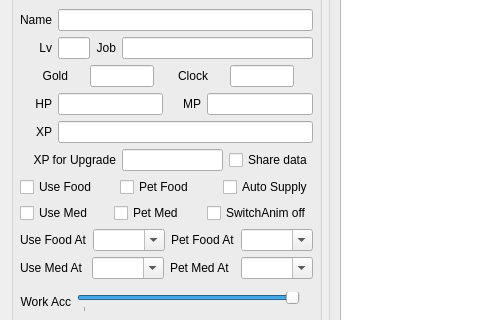
The window that CGAssistant/playerform.ui (hzqst/CGAssistant) describes before a commit, drawn with Qt 5; both pictures show x 0 to 480 and y 96 to 416 of the 727 by 544 pixel window.
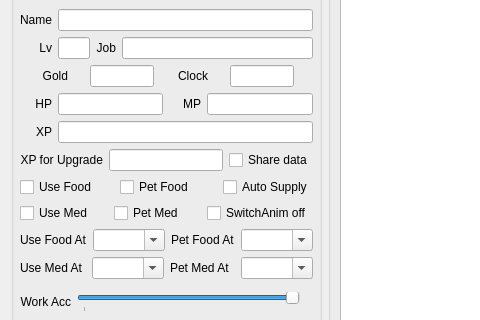
The same window after the commit.

Commit message: 修复-createcharaname等启动参数无效的问题

Patch:
```diff
--- a/CGAssistant/playerform.ui
+++ b/CGAssistant/playerform.ui
@@ -512,7 +512,7 @@
           </property>
           <property name="minimumSize">
            <size>
-            <width>96</width>
+            <width>0</width>
             <height>0</height>
            </size>
           </property>
```
The commit also changes 1 other file.
